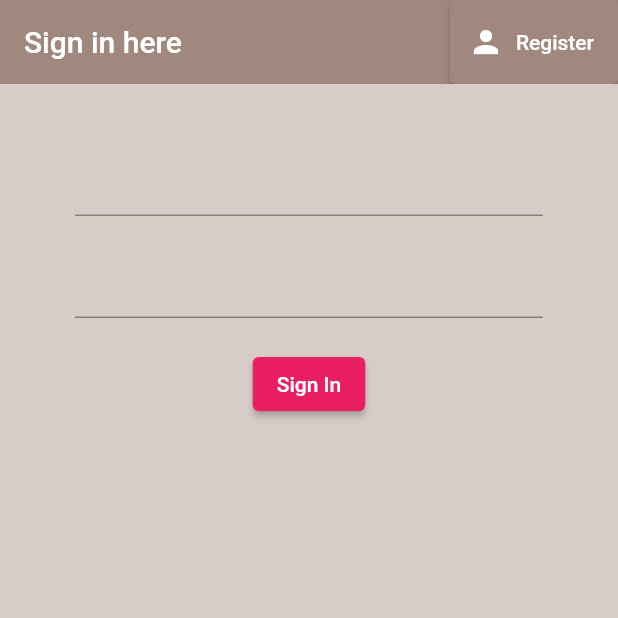
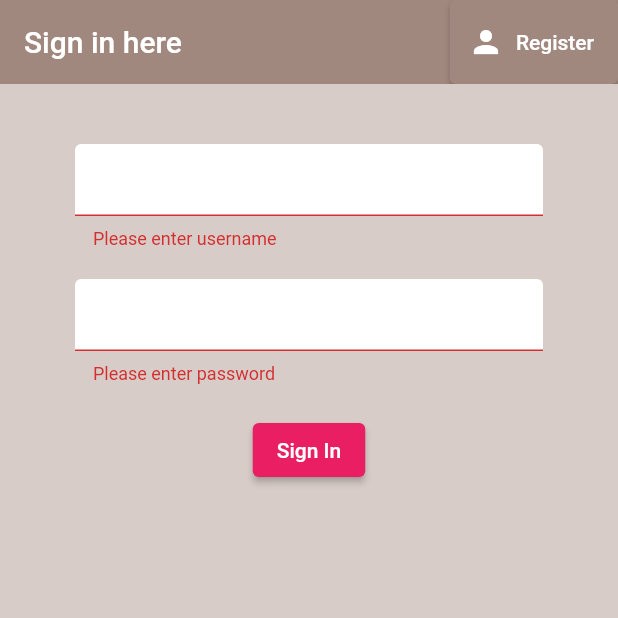
Before and after one commit to Platonn250/flutterfirebse, a Flutter app: the screen it shows after launch, after a tap on "Sign In", on a phone screen of 412 x 824 dp, the top half of it. Run offline on Flutter 3.47's test engine with Material 2 defaults, Android fonts, the phone set to English and light mode, and no system bars; our stand-ins replace firebase_auth, firebase_core; accounts and stored records are empty.

Commit message:
decoration

```diff
--- a/lib/screens/singin.dart
+++ b/lib/screens/singin.dart
@@ -1,6 +1,7 @@
 // ignore_for_file: prefer_const_constructors, avoid_print, sort_child_properties_last
 
 import 'package:firecourse/sevices/auth.dart';
+import 'package:firecourse/sharedcodes/constants.dart';
 import 'package:flutter/material.dart';
 
 class SignIn extends StatefulWidget {
@@ -12,10 +13,13 @@ class SignIn extends StatefulWidget {
 }
 
 class _SignInState extends State<SignIn> {
+  final _formKey = GlobalKey<FormState>();
   final AuthServices _auth = AuthServices();
+
   // text field state
   String email = '';
   String password = '';
+  String error = '';
 
   @override
   Widget build(BuildContext context) {
@@ -40,11 +44,22 @@ class _SignInState extends State<SignIn> {
       body: Container(
           padding: EdgeInsets.symmetric(vertical: 20, horizontal: 50),
           child: Form(
+            key: _formKey,
             child: Column(children: [
               SizedBox(
                 height: 20.0,
               ),
               TextFormField(
+                cursorColor: Colors.black,
+                // style: TextStyle(color: Colors.red, fontSize: 16),
+                decoration: textInputDecoration,
+                validator: (value) {
+                  if (value == null || value.isEmpty) {
+                    return 'Please enter username';
+                  } else {
+                    return null;
+                  }
+                },
                 onChanged: (value) {
                   setState(() {
                     email = value;
@@ -55,6 +70,16 @@ class _SignInState extends State<SignIn> {
                 height: 20,
               ),
               TextFormField(
+                decoration: textInputDecoration,
+                validator: (value) {
+                  if (value == null || value.isEmpty) {
+                    return 'Please enter password';
+                  } else if (value.length <= 6) {
+                    return "password Must be > 6 chars";
+                  } else {
+                    return null;
+                  }
+                },
                 onChanged: (value) {
                   setState(() {
                     password = value;
@@ -87,10 +112,23 @@ class _SignInState extends State<SignIn> {
                 style: ButtonStyle(
                     backgroundColor: MaterialStateProperty.all(Colors.pink)),
                 onPressed: () async {
-                  print(email);
-                  print(password);
+                  if (_formKey.currentState!.validate()) {
+                    dynamic result =
+                        await _auth.signInWithEmailAndPassword(email, password);
+                    // print("valid");
+                    if (result == null) {
+                      setState(() {
+                        error = "Can't Signin";
+                      });
+                    }
+                  }
+                  ;
                 },
                 child: Text("Sign In"),
+              ),
+              Text(
+                error,
+                style: TextStyle(color: Colors.red, fontSize: 16),
               )
             ]),
           )),
--- /dev/null
+++ b/lib/sharedcodes/constants.dart
@@ -0,0 +1,13 @@
+import 'package:flutter/material.dart';
+
+const textInputDecoration = InputDecoration(
+  hintText: 'Password',
+  fillColor: Colors.white,
+  filled: true,
+  hintStyle: TextStyle(fontWeight: FontWeight.bold, color: Colors.white24),
+  focusedBorder: OutlineInputBorder(
+    borderSide: BorderSide(color: Colors.pink, width: 2),
+  ),
+  enabledBorder:
+      OutlineInputBorder(borderSide: BorderSide(color: Colors.white, width: 2)),
+);
```
Also changed, not shown: lib/screens/authenticate/register.dart (+45 -2 lines), lib/sevices/auth.dart (+26 -1 lines).
